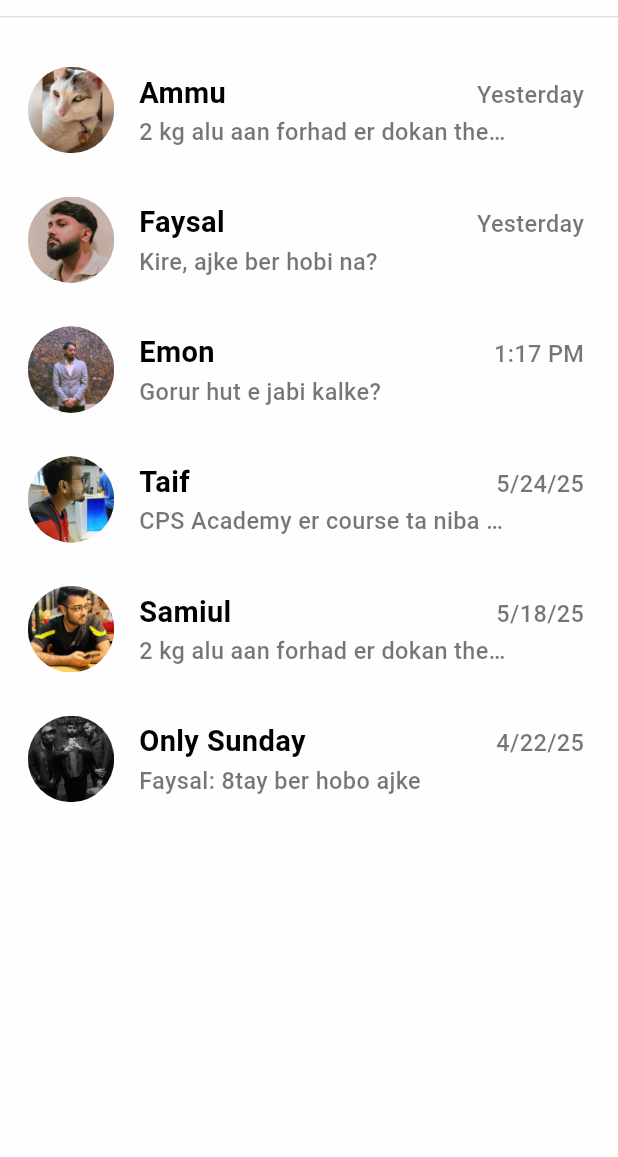
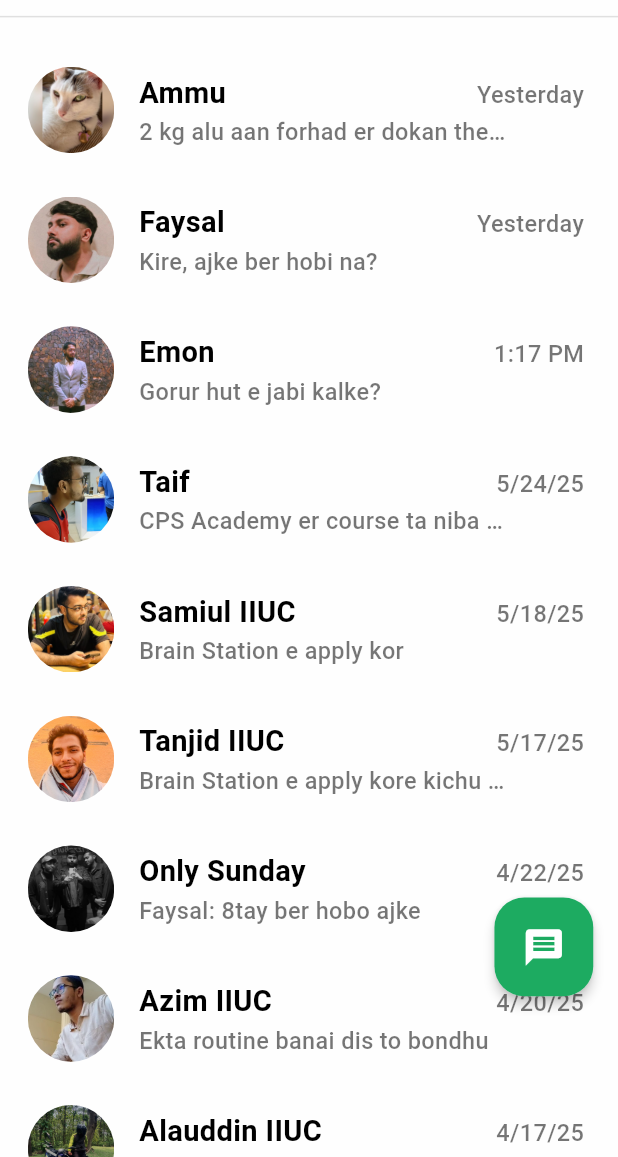
Before and after one commit to abdullahjohar23/whatsapp-clone-app, a Flutter app: the screen it shows after launch, on a phone screen of 412 x 824 dp, the part 79-1236 px from its top. Run offline on Flutter 3.47's test engine with Material 3 defaults, Android fonts, the phone set to English and light mode, and no system bars.

Commit message:
new inboxes and new message button added

```diff
--- a/lib/pages/chat_page.dart
+++ b/lib/pages/chat_page.dart
@@ -19,7 +19,7 @@ class _ChatPageState extends State<ChatPage> {
         return Scaffold(
             backgroundColor: Color(0xfffefefe),
 
-            //* APpBar Design
+            //* AppBar Design
             appBar: AppBar(
                 backgroundColor: Color(0xfffefefe),
 
@@ -51,16 +51,20 @@ class _ChatPageState extends State<ChatPage> {
                 ),
 
                 bottom: PreferredSize(
-                    preferredSize: Size.fromHeight(_deviceHeight*0.01), // Height of the line
+                    preferredSize: Size.fromHeight(_deviceHeight*0.01),
                     child: Container(
-                        color: Colors.grey[300],         // Light gray line
+                        color: Colors.grey[300],
                         height: 1,
                     ),
                 ),
             ),
 
             //* Body Section
-            body: Container(
+            body: Stack(
+                children: [
+                    //* Chats
+                    SingleChildScrollView(
+                        child: Container(
                             margin: EdgeInsets.only(left: _deviceWidth*0.045, right: _deviceWidth*0.045, top: _deviceHeight*0.04),
                             child: Column(
                                 children: [
@@ -69,10 +73,37 @@ class _ChatPageState extends State<ChatPage> {
                                     ChatTile(imagePath: 'assets/faysal.png', name: 'Faysal', time: 'Yesterday', message: 'Kire, ajke ber hobi na?'),
                                     ChatTile(imagePath: 'assets/emon.png', name: 'Emon', time: '1:17 PM', message: 'Gorur hut e jabi kalke?'),
                                     ChatTile(imagePath: 'assets/taif.png', name: 'Taif', time: '5/24/25', message: 'CPS Academy er course ta niba naki dekho'),
-                        ChatTile(imagePath: 'assets/samiul.png', name: 'Samiul', time: '5/18/25', message: '2 kg alu aan forhad er dokan theke. boro beche anis'),
+                                    ChatTile(imagePath: 'assets/samiul.png', name: 'Samiul IIUC', time: '5/18/25', message: 'Brain Station e apply kor'),
+                                    ChatTile(imagePath: 'assets/tanjid.jpg', name: 'Tanjid IIUC', time: '5/17/25', message: 'Brain Station e apply kore kichu hobe na'),
                                     ChatTile(imagePath: 'assets/sunday.png', name: 'Only Sunday', time: '4/22/25', message: 'Faysal: 8tay ber hobo ajke'),
+                                    ChatTile(imagePath: 'assets/azim.jpg', name: 'Azim IIUC', time: '4/20/25', message: 'Ekta routine banai dis to bondhu'),
+                                    ChatTile(imagePath: 'assets/alauddin.jpg', name: 'Alauddin IIUC', time: '4/17/25', message: 'Algo te abar retake khaisi beda'),
+                                    ChatTile(imagePath: 'assets/baizid.jpg', name: 'Baizid Junior', time: '4/13/25', message: 'Bhaiya biye hoye gese amar'),
+                                    ChatTile(imagePath: 'assets/nahid.jpg', name: 'Nahid IIUC', time: '4/13/25', message: 'Beda, biye arekta korbo'),
                                 ],
                             ),
+                        ),
+                    ),
+
+                    //* New Message Button
+                    Positioned(
+                        bottom: _deviceHeight * 0.13, // the widget will be 13% of the screen height above the bottom edg
+                        right: _deviceWidth * 0.04, // the widget will be 4% of the screen width from the right edge.
+                        child: Material(
+                            elevation: 3,
+                            borderRadius: BorderRadius.circular(20),
+                            child: Container(
+                                decoration: BoxDecoration(
+                                    borderRadius: BorderRadius.circular(20),
+                                    color: Color(0xff1dab61),
+                                ),
+                                height: _deviceHeight * 0.08,
+                                width: _deviceHeight * 0.08,
+                                child: Icon(Icons.message, color: Colors.white, size: _deviceWidth * 0.07),
+                            ),
+                        ),
+                    ),
+                ],
             ),
         );
     }
```
Lines whose indentation alone changed are shown as unchanged.
